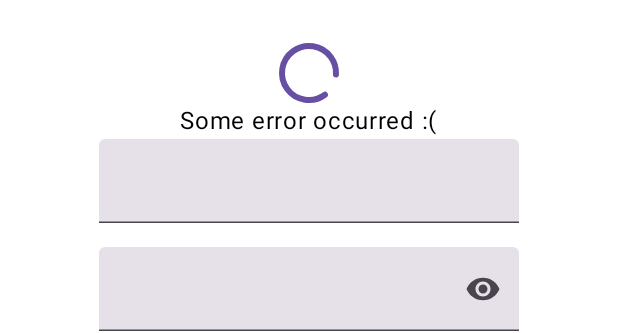
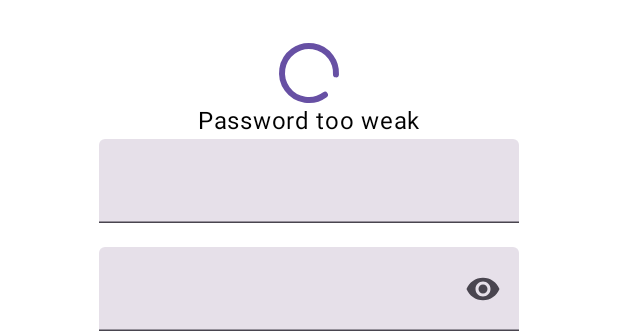
Before and after one commit to JakubHerr/GitFit, an Android app built with Jetpack Compose: the @Preview function CommonPreview, on a phone screen of 412 x 824 dp. Shown: the part 347-680 px from the top of the screen. Run offline under Robolectric (Android 15) with nearby library versions, the phone set to English and light mode, and no system bars; our stand-ins replace Compose Multiplatform resources.

Commit message:
Improve error handling

```diff
--- a/composeApp/src/commonMain/kotlin/io/github/jakubherr/gitfit/domain/AuthRepository.kt
+++ b/composeApp/src/commonMain/kotlin/io/github/jakubherr/gitfit/domain/AuthRepository.kt
@@ -27,4 +27,5 @@ sealed class AuthError : Exception() {
     object FailedToSendEmail : AuthError()
     object NoInternet : AuthError()
     object Generic: AuthError()
+    object Unknown: AuthError()
 }
--- a/composeApp/src/commonMain/kotlin/io/github/jakubherr/gitfit/presentation/auth/AuthViewModel.kt
+++ b/composeApp/src/commonMain/kotlin/io/github/jakubherr/gitfit/presentation/auth/AuthViewModel.kt
@@ -17,6 +17,7 @@ class AuthViewModel(
 ) : ViewModel() {
     private val isLoading = MutableStateFlow(false)
     private val error = MutableStateFlow<AuthError?>(null)
+    val currentUser get() = auth.currentUser
 
     val state: StateFlow<AuthState> = combine(auth.currentUserFlow, error, isLoading) { user, error, loading ->
         AuthState(
--- a/composeApp/src/commonMain/kotlin/io/github/jakubherr/gitfit/presentation/auth/LoginScreen.kt
+++ b/composeApp/src/commonMain/kotlin/io/github/jakubherr/gitfit/presentation/auth/LoginScreen.kt
@@ -35,6 +35,7 @@ import androidx.lifecycle.compose.collectAsStateWithLifecycle
 import gitfit.composeapp.generated.resources.Res
 import gitfit.composeapp.generated.resources.register
 import gitfit.composeapp.generated.resources.sign_in
+import io.github.jakubherr.gitfit.domain.AuthError
 import org.jetbrains.compose.resources.stringResource
 import org.koin.compose.viewmodel.koinViewModel
 
@@ -75,10 +76,8 @@ fun LoginScreen(
         if (state.loading) {
             CircularProgressIndicator()
         }
-        state.error?.let {
-            // TODO convert errors to custom UI messages
-            Text("Some error occurred :(")
-        }
+        state.error?.let { Text(it.toMessage()) }
+
         TextField(email, onValueChange = { email = it })
         Spacer(Modifier.height(16.dp))
         PasswordField(password, onPasswordChange = { password = it})
@@ -133,3 +132,14 @@ fun PasswordField(
         )
     )
 }
+
+// TODO string resources
+fun AuthError.toMessage() = when (this) {
+    AuthError.EmailInUseAlready -> "Email is used already"
+    AuthError.FailedToSendEmail -> "Failed to send email"
+    AuthError.Generic -> "FirebaseAuthError"
+    AuthError.InvalidCredentials -> "Invalid credentials"
+    AuthError.NoInternet -> "No internet"
+    AuthError.PasswordTooWeak -> "Password too weak"
+    AuthError.Unknown -> "Unknown error"
+}
```
Also changed, not shown: composeApp/src/commonMain/kotlin/io/github/jakubherr/gitfit/data/repository/FirebaseAuthRepository.kt (+34 -35 lines), composeApp/src/commonMain/kotlin/io/github/jakubherr/gitfit/presentation/auth/VerifyEmailScreen.kt (+3 -8 lines).
